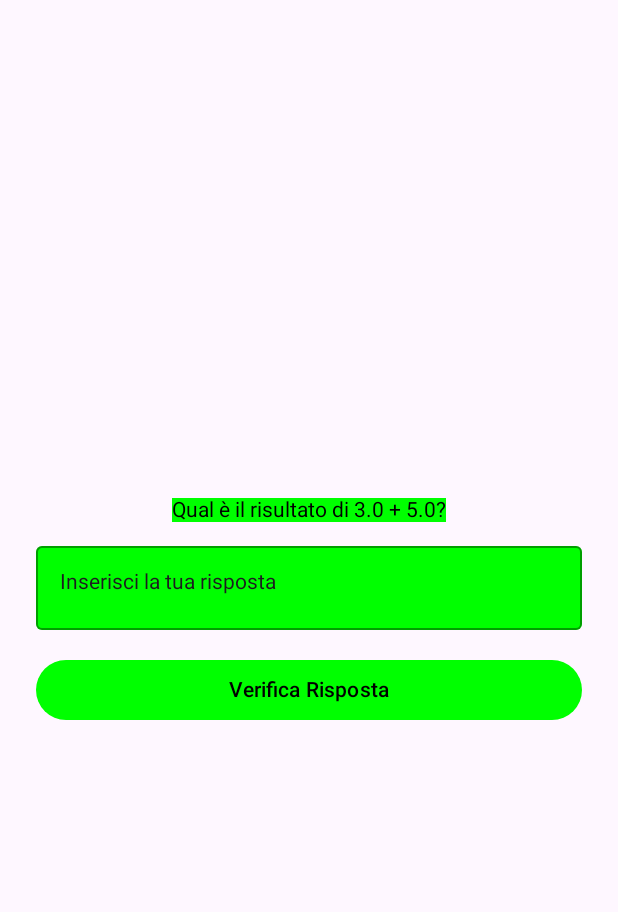
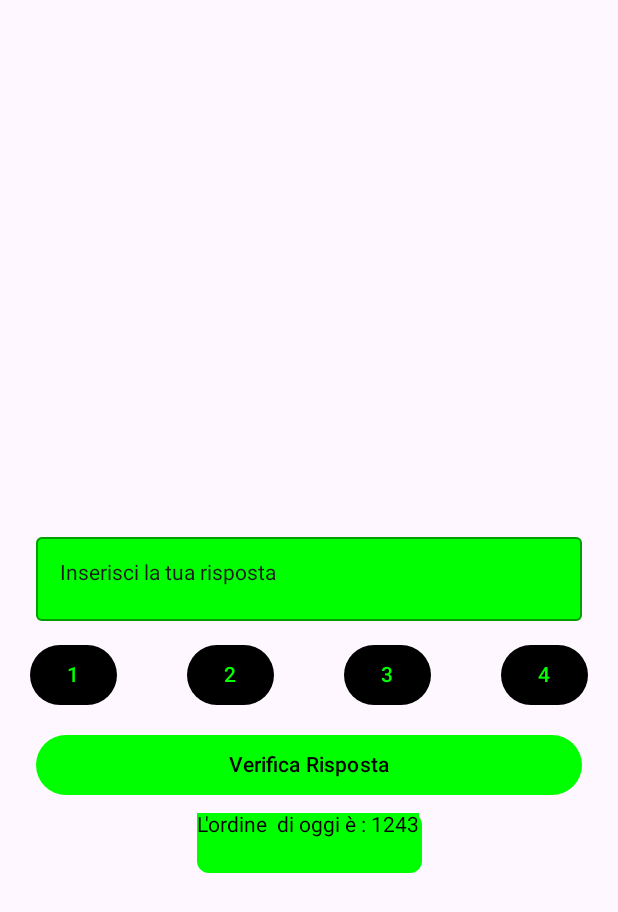
Before and after one commit to hawkast/FriendlyWakeup, an Android app built with Jetpack Compose: the composable QuizContent shown on its own in the app's theme, on a phone screen of 412 x 824 dp. Shown: the top 912 px of the screen. Run offline under Robolectric (Android 15) with nearby library versions, the phone set to English and light mode, and no system bars.

Commit message:
added new methods e new ui element. improved the functionality of the switch and color change

```diff
--- a/app/src/main/AndroidManifest.xml
+++ b/app/src/main/AndroidManifest.xml
@@ -6,9 +6,9 @@
         android:allowBackup="true"
         android:dataExtractionRules="@xml/data_extraction_rules"
         android:fullBackupContent="@xml/backup_rules"
-        android:icon="@mipmap/ic_launcher"
+        android:icon="@mipmap/icon_launcher"
         android:label="@string/app_name"
-        android:roundIcon="@mipmap/ic_launcher_round"
+        android:roundIcon="@mipmap/icon_launcher_round"
         android:supportsRtl="true"
         android:theme="@style/Theme.WakeUp"
         tools:targetApi="31">
--- a/app/src/main/java/com/example/wakeup/ColorPalette.kt
+++ b/app/src/main/java/com/example/wakeup/ColorPalette.kt
@@ -12,7 +12,7 @@ fun MyTheme(
     val colors = lightColors(
         primary = Color.Green, // Modifica il colore principale
         secondary = Color.Blue, // Modifica il colore secondario
-        primaryVariant = Color.DarkGray, // Modifica il colore variante principale
+        primaryVariant = Color.Red, // Modifica il colore variante principale
         secondaryVariant = Color.Gray, // Modifica il colore variante secondario
         background = Color.White, // Modifica il colore di sfondo
         surface = Color.White, // Modifica il colore di superficie
--- a/app/src/main/java/com/example/wakeup/MainActivity.kt
+++ b/app/src/main/java/com/example/wakeup/MainActivity.kt
@@ -8,7 +8,7 @@ import androidx.compose.runtime.remember
 import androidx.compose.runtime.mutableStateOf
 import androidx.compose.runtime.getValue
 import android.media.MediaPlayer
-
+import kotlin.random.Random
 import android.content.Context
 import androidx.compose.ui.tooling.preview.Preview
 import android.os.Bundle
@@ -94,7 +94,6 @@ var isQuiz by mutableStateOf(false)
 
 @Composable
 fun MainScreen() {
-  var alarmTime by remember { mutableStateOf("12:00") }
 
 
    // var isAggressive by remember { mutableStateOf(false) }
@@ -102,14 +101,30 @@ fun MainScreen() {
 
     val context = LocalContext.current
 
+    Box(
+        modifier = Modifier
+            .fillMaxSize()
 
+    )
     Image(
-        painter = painterResource(id = R.drawable.imgsfondo), // Sostituisci con la tua risorsa immagine
+
+        painter = painterResource(id = R.drawable.imgsfondo),
+
         contentDescription = null,
         modifier = Modifier.fillMaxSize(),
         contentScale = ContentScale.Crop
     )
-    if(isAggressive==true && isQuiz==true){ QuizContent()}
+    if(isAggressive){
+        Image(
+
+            painter = painterResource(id = R.drawable.img2),
+
+            contentDescription = null,
+            modifier = Modifier.fillMaxSize(),
+            contentScale = ContentScale.Crop
+        )
+    }
+
     Column(
         modifier = Modifier
             .fillMaxSize()
@@ -130,14 +145,15 @@ fun MainScreen() {
         )*/
 TimePickerWithDialog()
         // Impostazione dell'opzione aggressiva
-
+/*
         Switch(
             checked = isAggressive,
 
             onCheckedChange = {
                 isAggressive = it
-                isAggressive=true
+
                 isButtonEnabled=false
+
             },
             modifier = Modifier.padding(bottom = 16.dp)
         )
@@ -147,8 +163,7 @@ TimePickerWithDialog()
 
         Button(
             onClick = {
-           setAlarm(alarmTime,isAggressive,context)
-                showImpostedMessage(context)
+
             },
             modifier = Modifier.fillMaxWidth(),
 
@@ -161,19 +176,18 @@ TimePickerWithDialog()
             ),
             contentPadding = PaddingValues(horizontal = 25.dp, vertical = 8.dp)
         ) {
-            Text("imposta sveglia")
+            Text("Cancella sveglia")
         }
 
         // Pulsante per spegnere l'allarme
         Button(
             onClick = {
 
-                if( isAggressive==false){
-                    isButtonEnabled=true
+
                 isAlarmRinging = false
                 stopAlarm()
-                }
-               // else if (isAggressive==true){ isButtonEnabled=false}
+
+
             },
             enabled= isButtonEnabled,
             modifier = Modifier.fillMaxWidth(),
@@ -187,6 +201,11 @@ TimePickerWithDialog()
         }
 
     }
+    isButtonEnabled = !isAggressive
+
+ */
+}
+    if(isAggressive==true && isQuiz==true){ QuizContent()}
 }
 
 @OptIn(ExperimentalMaterial3Api::class)
@@ -250,57 +269,68 @@ fun showRingMessage(context: Context) {
                     Toast.makeText(context, "Sta suonando!", Toast.LENGTH_SHORT).show()
 
     }
-
+var userAnswer by   mutableStateOf("")
 @Composable
 fun QuizContent() {
     // Valori prefissati di 'a' e 'b'
     val aValue = 3.0
     val bValue = 5.0
+    //val numeroCasuale = generateRandomOrder()
+    // Risultato corretto
+    val correctResult by remember { mutableStateOf(generateRandomOrder().joinToString("").toInt()) }
 
-    // Risultato corretto
-    val correctResult = 8.0
 
-    var userAnswer by remember { mutableStateOf("") }
 
     Column(
         modifier = Modifier
             .fillMaxSize()
-            .padding(16.dp),
+            .padding(16.dp)
+            .offset(y = 50.dp),
         verticalArrangement = Arrangement.Center,
         horizontalAlignment = Alignment.CenterHorizontally,
 
     ) {
-        // Domanda
-        Text(text="Qual è il risultato di $aValue + $bValue?",
-            color= Color.Black,
-            modifier=Modifier
-                .background(Color.Green))
+
+
 
         OutlinedTextField(
             value = userAnswer,
             onValueChange = { userAnswer = it },
             label = { Text("Inserisci la tua risposta") },
+
             keyboardOptions = KeyboardOptions.Default.copy(keyboardType = KeyboardType.Number),
             modifier = Modifier
                 .fillMaxWidth()
                 .padding(8.dp),
+
+
 colors=TextFieldDefaults.outlinedTextFieldColors(
     textColor = MaterialTheme.colors.onSecondary,
     backgroundColor = MaterialTheme.colors.primary
 
 )
+
         )
-
+        Row(
+            modifier = Modifier.fillMaxWidth(),
+            horizontalArrangement = Arrangement.SpaceBetween
+        ) {
+            NumericButton("1") { appendToUserAnswer("1") }
+            NumericButton("2") { appendToUserAnswer("2") }
+            NumericButton("3") { appendToUserAnswer("3") }
+            NumericButton("4") { appendToUserAnswer("4") }
+        }
         Button(
             onClick = {
-                val isCorrect = userAnswer.toDoubleOrNull() == correctResult
+                val isCorrect = userAnswer.toInt() == correctResult
                 val feedback = if (isCorrect) "Corretto!" else "Sbagliato. Riprova."
 if (isCorrect)
 {isAggressive=false
-isButtonEnabled=true
+//isButtonEnabled=true
 isQuiz=false}
 
                 println(feedback)
+                userAnswer=""
             },
             modifier = Modifier
                 .fillMaxWidth()
@@ -313,11 +343,58 @@ isQuiz=false}
         ) {
             Text("Verifica Risposta")
         }
+        Box(
+            modifier = Modifier
+                .width(150.dp)
+                .height(40.dp)
+                .background(
+                    shape = RoundedCornerShape(20),
+                    color = Color.Green
+                )
+        ) {
+            Text(text="L'ordine  di oggi è : $correctResult",
+                color= Color.Black,
+                modifier=Modifier
+                    .background(Color.Green)
+                    )
+        }
     }
 }
+// gnerare risposta ordine casuale
+fun generateRandomOrder(): List<Int> {
+    // Creare una lista con i numeri da 1 a 4
+    val numbers = (1..4).toList()
+
+    // Mescolare la lista in modo casuale
+    val ordineCasuale = numbers.shuffled()
+
+    return ordineCasuale
+}
+
 fun showImpostedMessage(context: Context) {
 
     Toast.makeText(context, "sveglia impostata!", Toast.LENGTH_SHORT).show()
+}
+@Composable
+fun NumericButton(text: String, onClick: () -> Unit) {
+    Button(
+        onClick = onClick,
+        modifier = Modifier
+
+            .padding(4.dp),
+        colors=ButtonDefaults.buttonColors(
+            contentColor = MaterialTheme.colors.primary,
+            containerColor = MaterialTheme.colors.onPrimary
+        )
+
+    ) {
+        Text(text)
+    }
+}
+
+fun appendToUserAnswer(number: String) {
+
+    userAnswer += number
 }
 
 fun showAggressiveQuestion(context: Context) {
@@ -339,5 +416,6 @@ fun showErrorMessage(context: Context) {
 fun MainScreenPreview() {
     MyTheme {
         MainScreen()
+       // QuizContent()
     }
 }
```
Also changed, not shown: app/src/main/java/com/example/wakeup/AlamT.kt (+96 -4 lines), app/src/main/res/drawable/img2.jpg (added).
